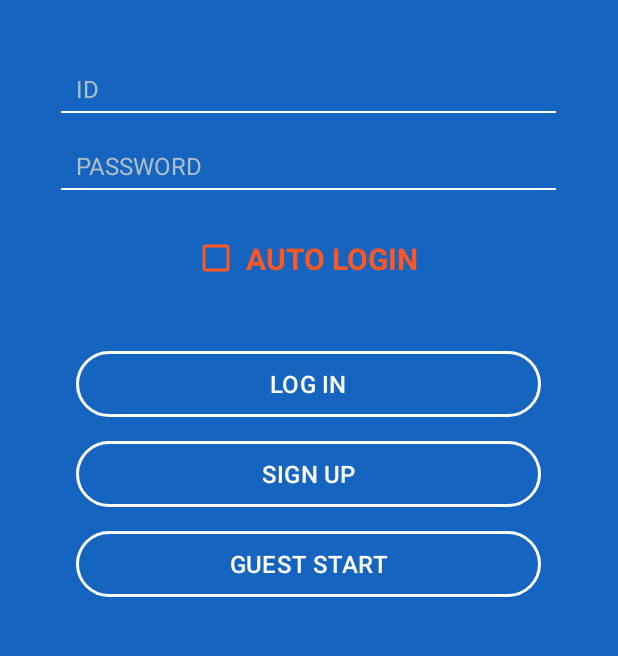
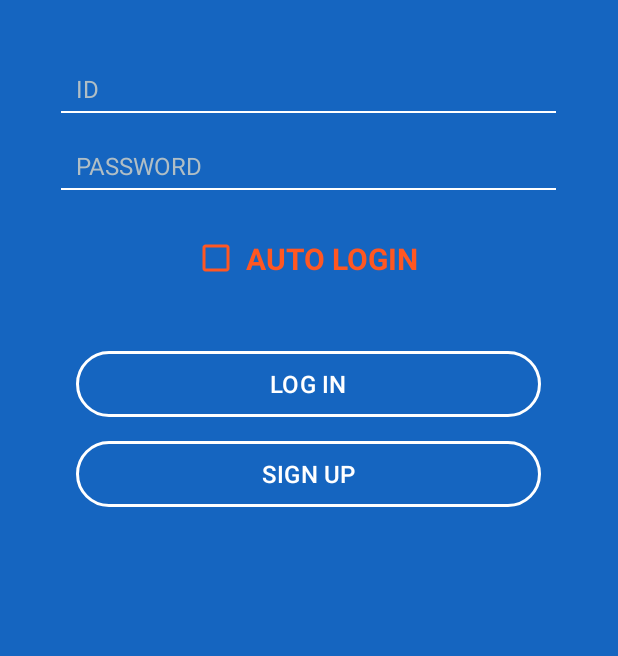
Before and after one commit to Greenviee/MatchPing, an Android app: the screen it shows after launch (LoginActivity), on a phone screen of 412 x 824 dp, the part 377-1033 px from its top. Run offline under Robolectric (Android 15) with nearby library versions, the phone set to English and light mode, and no system bars; our stand-ins replace Firebase (no records; nobody signed in at launch, a user with empty details on screens opened directly).

Commit message:
v0.1
- Guest Play 버튼 삭제
- 태그 변경

```diff
--- a/app/src/main/java/com/example/matchping/FriendDetailActivity.kt
+++ b/app/src/main/java/com/example/matchping/FriendDetailActivity.kt
@@ -22,7 +22,7 @@ class FriendDetailActivity : AppCompatActivity() {
     private lateinit var friendTagDao: FriendTagDao
 
     // 예시 태그 리스트(필요시 확장)
-    private val tagList = listOf("왼손잡이", "쉐이크", "횡서브", "커트", "드라이브", "속공", "수비형", "장타", "스매시", "플릭")
+    private val tagList = listOf("왼손잡이", "쉐이크", "펜홀더", "너클 서브", "전진 서브", "커트 서브", "드라이브", "속공", "수비형")
 
     // 현재 친구 uid (인텐트로 받음)
     private lateinit var friendUid: String
--- a/app/src/main/java/com/example/matchping/LoginActivity.kt
+++ b/app/src/main/java/com/example/matchping/LoginActivity.kt
@@ -25,7 +25,6 @@ class LoginActivity : AppCompatActivity() {
         val cbAuto  = findViewById<CheckBox>(R.id.checkBoxAutoLogin)
         val btnLog  = findViewById<Button>(R.id.buttonLogin)
         val btnSign = findViewById<Button>(R.id.buttonSignup)
-        val btnGuest = findViewById<Button>(R.id.buttonGuest)
 
         val prefs = getSharedPreferences(PREFS, Context.MODE_PRIVATE)
         cbAuto.isChecked = prefs.getBoolean(KEY_AUTO, false)
@@ -72,10 +71,6 @@ class LoginActivity : AppCompatActivity() {
         btnSign.setOnClickListener {
             startActivity(Intent(this, SignupActivity::class.java))
         }
-        btnGuest.setOnClickListener {
-            startActivity(Intent(this, MainActivity::class.java))
-            finish()
-        }
     }
 
     override fun onStart() {
--- a/app/src/main/java/com/example/matchping/OpponentAddActivity.kt
+++ b/app/src/main/java/com/example/matchping/OpponentAddActivity.kt
@@ -11,7 +11,7 @@ import kotlinx.coroutines.launch
 class OpponentAddActivity : AppCompatActivity() {
     private lateinit var appDatabase: AppDatabase
     private lateinit var opponentDao: OpponentDao
-    private val tagList = listOf("왼손잡이", "쉐이크", "횡서브", "커트", "드라이브", "속공", "수비형", "장타", "스매시", "플릭")
+    private val tagList = listOf("왼손잡이", "쉐이크", "펜홀더", "너클 서브", "전진 서브", "커트 서브", "드라이브", "속공", "수비형")
     private val unitList = listOf("선수부", "1부", "2부", "3부", "4부", "5부", "6부", "7부", "8부")
 
     override fun onCreate(savedInstanceState: Bundle?) {
--- a/app/src/main/java/com/example/matchping/RecordActivity.kt
+++ b/app/src/main/java/com/example/matchping/RecordActivity.kt
@@ -35,9 +35,7 @@ class RecordActivity : AppCompatActivity() {
         rv.layoutManager = LinearLayoutManager(this)
 
         val tagList = listOf(
-            "왼손잡이", "쉐이크", "횡서브", "커트",
-            "드라이브", "속공", "수비형", "장타",
-            "스매시", "플릭"
+            "왼손잡이", "쉐이크", "펜홀더", "너클 서브", "전진 서브", "커트 서브", "드라이브", "속공", "수비형"
         )
         tagList.forEach { t ->
             chips.addView(Chip(this).apply {
--- a/app/src/main/res/layout/activity_login.xml
+++ b/app/src/main/res/layout/activity_login.xml
@@ -126,15 +126,5 @@
             android:textColor="@android:color/white"
             android:textSize="16sp" />
 
-        <Button
-            android:id="@+id/buttonGuest"
-            android:layout_width="310dp"
-            android:layout_height="44dp"
-            android:background="@drawable/btn_outline_white"
-            app:backgroundTint="@null"
-            android:text="GUEST START"
-            android:textColor="@android:color/white"
-            android:textSize="16sp" />
-
     </LinearLayout>
 </ScrollView>
```
